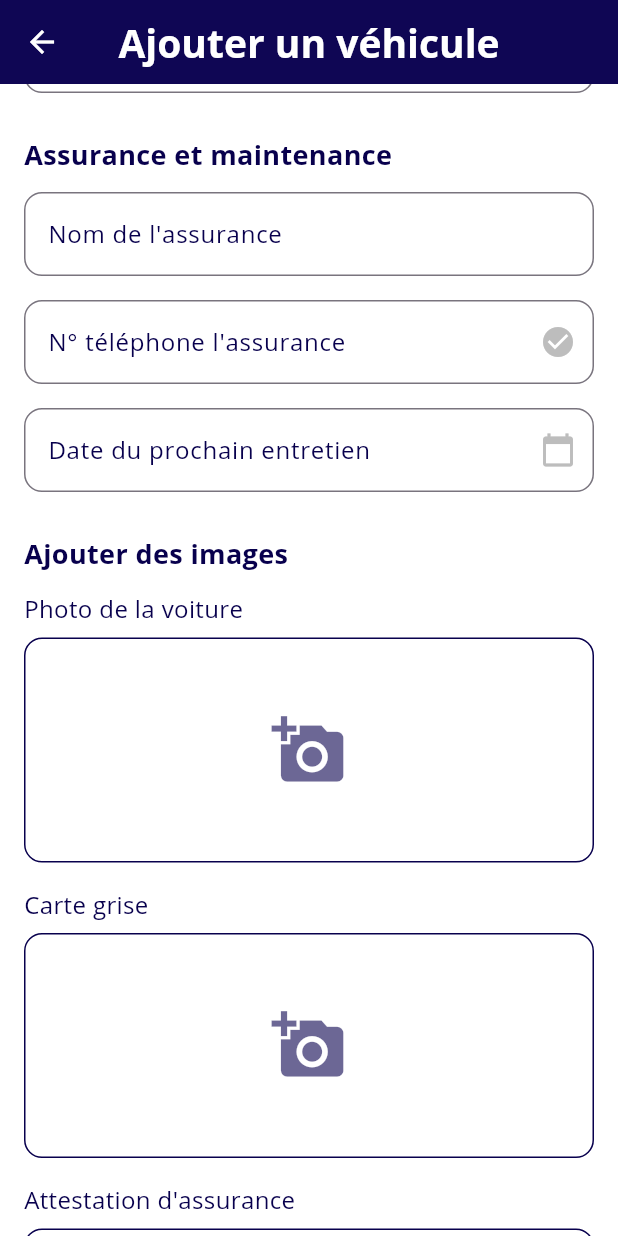
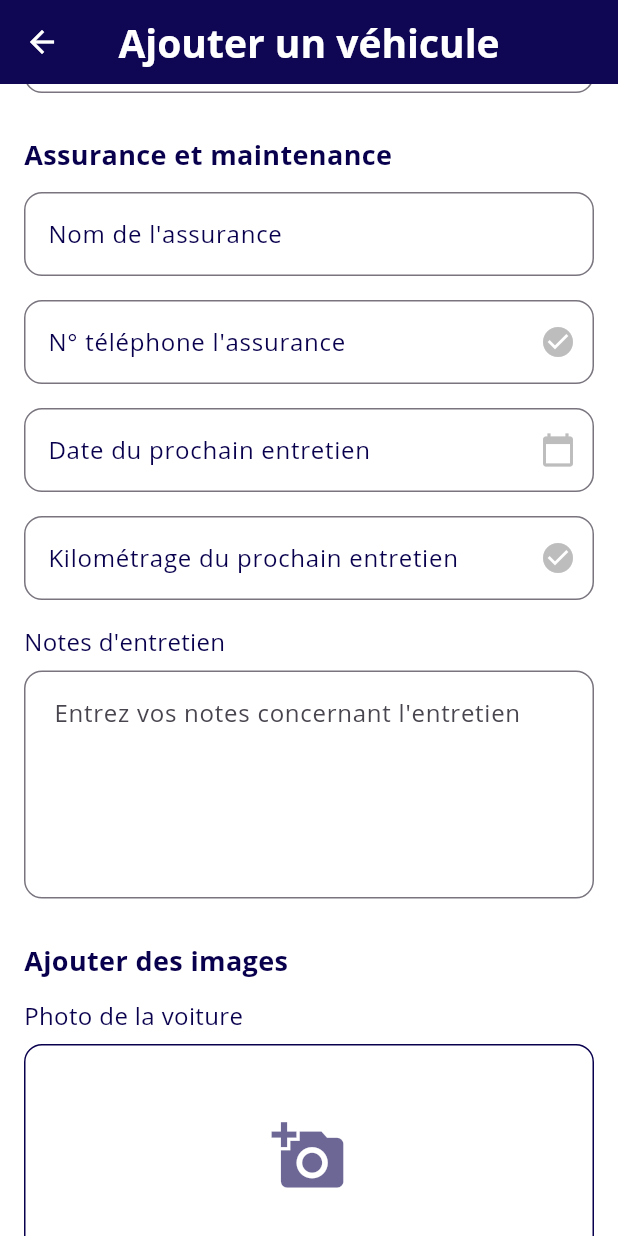
Before and after one commit to Hectotor/contraloc2, a Flutter app: the AddVehiculeScreen screen opened directly, scrolled down 1152 dp, on a phone screen of 412 x 824 dp. Run offline on Flutter 3.47's test engine with Material 3 defaults, Android fonts, the phone set to English and light mode, and no system bars; our stand-ins replace animated_text_kit, carousel_slider, cloud_firestore, firebase_auth, firebase_core, firebase_storage and 7 more; missing offline and left inert: mailer, purchases_flutter; accounts and stored records are empty.

Commit message:
modifier voiture

```diff
--- a/lib/screens/add_vehicule.dart
+++ b/lib/screens/add_vehicule.dart
@@ -55,6 +55,8 @@ class _AddVehiculeScreenState extends State<AddVehiculeScreen> {
   final TextEditingController _assuranceNomController = TextEditingController();
   final TextEditingController _assuranceNumeroController = TextEditingController();
   final TextEditingController _entretienDateController = TextEditingController();
+  final TextEditingController _entretienKilometrageController = TextEditingController(); // Nouveau contrôleur pour le kilométrage d'entretien
+  final TextEditingController _entretienNotesController = TextEditingController(); // Nouveau contrôleur pour les notes d'entretien
   final TextEditingController _carburantManquantController = TextEditingController();
   final TextEditingController _nettoyageIntController = TextEditingController();
   final TextEditingController _nettoyageExtController = TextEditingController();
@@ -89,6 +91,8 @@ class _AddVehiculeScreenState extends State<AddVehiculeScreen> {
     _assuranceNomController.text = data['assuranceNom'] ?? '';
     _assuranceNumeroController.text = data['assuranceNumero'] ?? '';
     _entretienDateController.text = data['entretienDate'] ?? '';
+    _entretienKilometrageController.text = data['entretienKilometrage'] ?? ''; // Initialiser avec les données existantes
+    _entretienNotesController.text = data['entretienNotes'] ?? ''; // Initialiser avec les données existantes
     _typeCarburant = data['typeCarburant'] ?? 'Essence';
     _boiteVitesses = data['boiteVitesses'] ?? 'Manuelle';
     _nettoyageIntController.text = data['nettoyageInt'] ?? '';
@@ -291,6 +295,8 @@ class _AddVehiculeScreenState extends State<AddVehiculeScreen> {
       'assuranceNom': _assuranceNomController.text,
       'assuranceNumero': _assuranceNumeroController.text,
       'entretienDate': _entretienDateController.text,
+      'entretienKilometrage': _entretienKilometrageController.text, // Ajouter le kilométrage d'entretien
+      'entretienNotes': _entretienNotesController.text, // Ajouter les notes d'entretien
       'nettoyageInt': _nettoyageIntController.text,
       'nettoyageExt': _nettoyageExtController.text,
       'carburantManquant': _carburantManquantController.text,
@@ -453,6 +459,10 @@ class _AddVehiculeScreenState extends State<AddVehiculeScreen> {
                       _assuranceNumeroController),
                   _buildTextField(
                       "Date du prochain entretien", _entretienDateController),
+                  _buildTextField(
+                      "Kilométrage du prochain entretien", _entretienKilometrageController),
+                  _buildNotesField(
+                      "Notes d'entretien", _entretienNotesController),
                   _buildSectionTitle("Ajouter des images"),
                   _buildImagePicker("Photo de la voiture", _carPhoto,
                       () => _pickImage('car')),
@@ -507,7 +517,8 @@ class _AddVehiculeScreenState extends State<AddVehiculeScreen> {
       "N° téléphone l'assurance",
       "Carburant manquant (€)",
       "Frais de nettoyage intérieur (€)",
-      "Frais de nettoyage extérieur (€)"
+      "Frais de nettoyage extérieur (€)",
+      "Kilométrage du prochain entretien"
     ].contains(label)) {
       keyboardType = keyboardType ?? TextInputType.number;
       suffixIcon = IconButton(
@@ -587,6 +598,36 @@ class _AddVehiculeScreenState extends State<AddVehiculeScreen> {
           border: OutlineInputBorder(borderRadius: BorderRadius.circular(12)),
           suffixIcon: suffixIcon,
         ),
+      ),
+    );
+  }
+
+  Widget _buildNotesField(String label, TextEditingController controller) {
+    return Padding(
+      padding: const EdgeInsets.only(bottom: 16.0),
+      child: Column(
+        crossAxisAlignment: CrossAxisAlignment.start,
+        children: [
+          Text(label,
+              style: const TextStyle(fontSize: 16, color: Color(0xFF08004D))),
+          const SizedBox(height: 8),
+          TextFormField(
+            controller: controller,
+            maxLines: 5, // Permet d'avoir plusieurs lignes
+            decoration: InputDecoration(
+              hintText: 'Entrez vos notes concernant l\'entretien',
+              border: OutlineInputBorder(
+                borderRadius: BorderRadius.circular(12),
+                borderSide: const BorderSide(color: Color(0xFF08004D)),
+              ),
+              focusedBorder: OutlineInputBorder(
+                borderRadius: BorderRadius.circular(12),
+                borderSide: const BorderSide(color: Color(0xFF08004D), width: 2),
+              ),
+              contentPadding: const EdgeInsets.all(16),
+            ),
+          ),
+        ],
       ),
     );
   }
```
Also changed, not shown: lib/widget/CREATION DE CONTRAT/client.dart (+3 -5 lines), lib/widget/MODIFICATION DE CONTRAT/etat_vehicule_retour.dart (+3 -5 lines), lib/widget/location.dart (+18 -2 lines).
